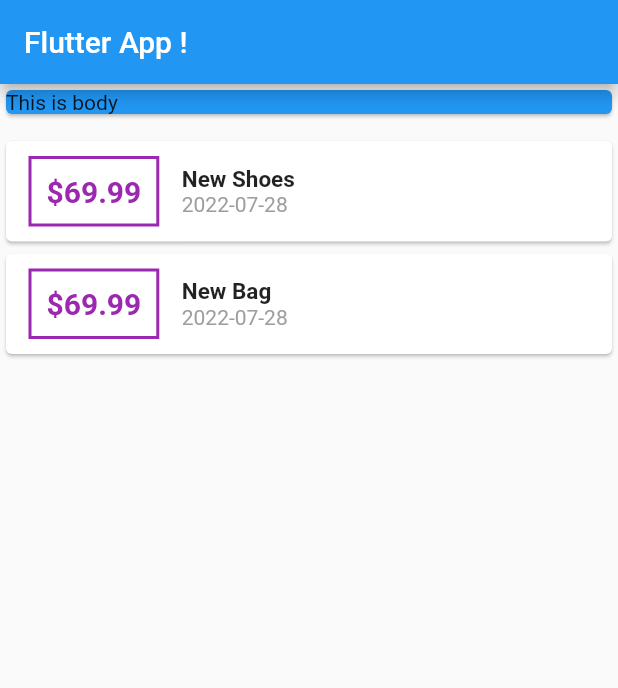
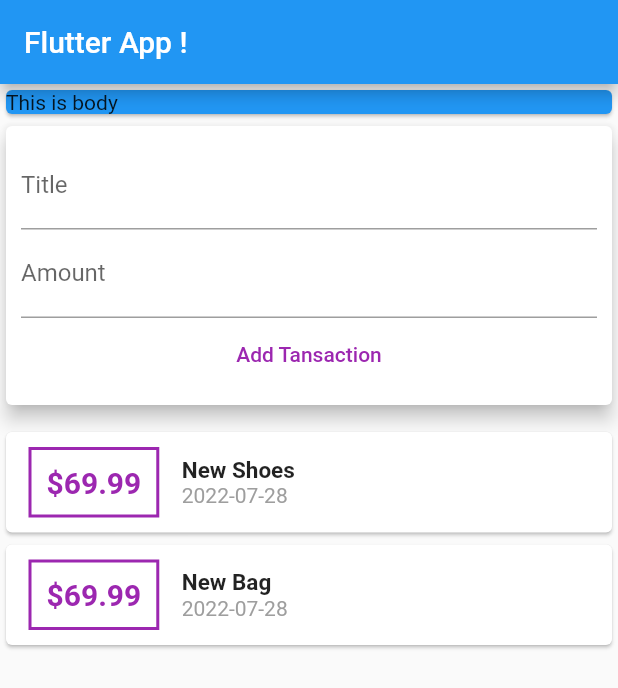
Before and after one commit to voltzylex/Personal_expense, a Flutter app: the screen it shows after launch, on a phone screen of 412 x 824 dp. Shown: the top 688 px of the screen. Run offline on Flutter 3.47's test engine with Material 2 defaults, Android fonts, the phone set to English and light mode, and no system bars.

Commit message:
Adding Button and Text Field

```diff
--- a/lib/main.dart
+++ b/lib/main.dart
@@ -31,14 +31,40 @@ class MyHomepage extends StatelessWidget {
         title: Text("Flutter App !"),
       ),
       body: Column(
-        mainAxisAlignment: MainAxisAlignment.start,
-        crossAxisAlignment: CrossAxisAlignment.center,
+        // mainAxisAlignment: MainAxisAlignment.spaceAround,
+        crossAxisAlignment: CrossAxisAlignment.stretch,
         children: <Widget>[
           Container(
             width: double.infinity,
             child: Card(
               color: Colors.blue,
               child: Text("This is body"),
+            ),
+          ),
+          Card(
+            elevation: 5,
+            child: Container(
+              margin: EdgeInsets.all(10),
+              child: Column(
+                children: <Widget>[
+                  TextField(
+                    decoration: InputDecoration(
+                      labelText: "Title",
+                    ),
+                  ),
+                  TextField(
+                    decoration: InputDecoration(
+                      labelText: "Amount",
+                    ),
+                  ),
+                  TextButton(
+                      onPressed: () {},
+                      child: Text(
+                        "Add Tansaction",
+                        style: TextStyle(color: Colors.purple),
+                      )),
+                ],
+              ),
             ),
           ),
           SizedBox(
```
